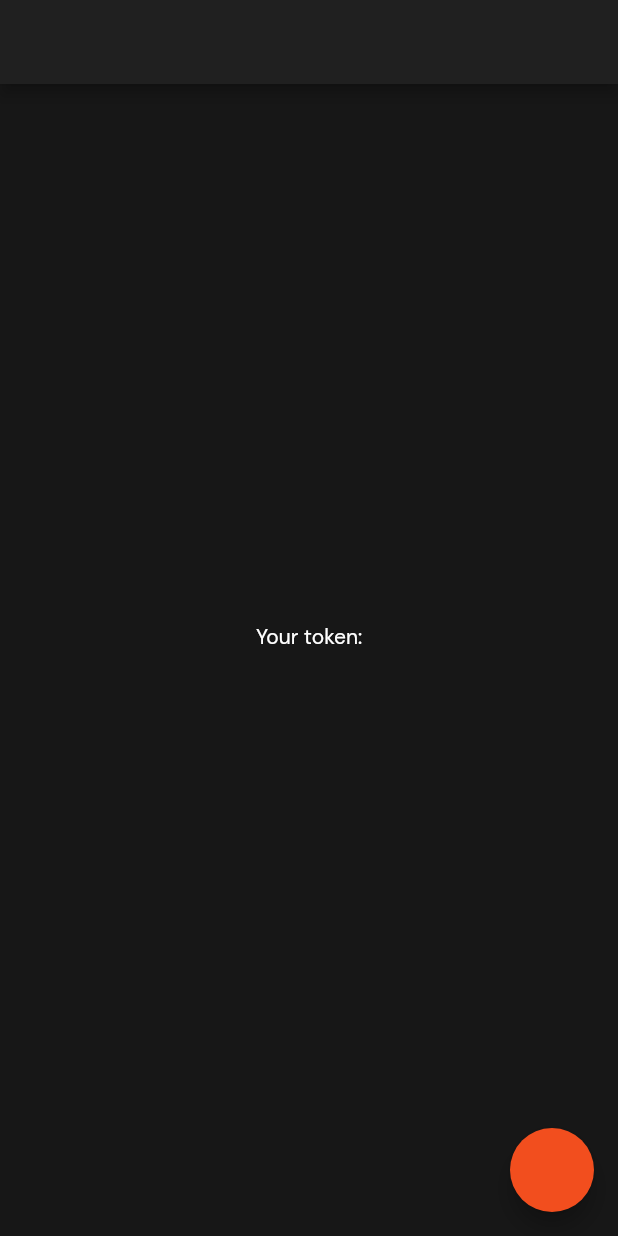
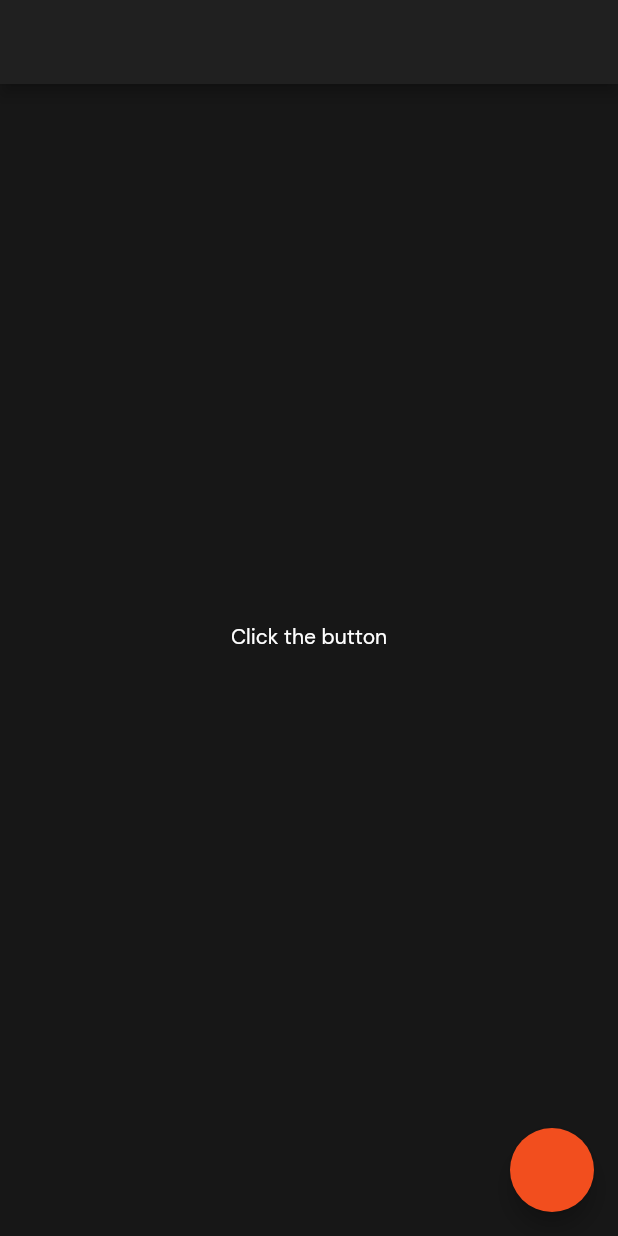
Before and after one commit to szezjo/RadishFrontend, a Flutter app: the screen it shows after launch, on a phone screen of 412 x 824 dp. Run offline on Flutter 3.47's test engine with Material 2 defaults, Android fonts, the phone set to English and light mode, and no system bars; missing offline and left inert: flutter_web_auth, spotify.

Commit message:
Update spotify_auth.dart

```diff
--- a/radish/lib/pages/spotify_auth.dart
+++ b/radish/lib/pages/spotify_auth.dart
@@ -77,7 +77,7 @@ class _SpotifyAuthPageState extends State<SpotifyAuthPage> {
 
   Future<void> _search(SpotifyApi spotify) async {
     var search = await spotify.search
-        .get('愛し子よ')
+        .get('toto africa')
         .first(2)
         .catchError((err) => print((err as SpotifyException).message));
     if (search == null) {
@@ -201,7 +201,7 @@ class _SpotifyAuthPageState extends State<SpotifyAuthPage> {
           mainAxisAlignment: MainAxisAlignment.center,
           children: <Widget>[
             const Text(
-              'Your token:',
+              'Click the button',
             ),
             Text(
               _token,
```
